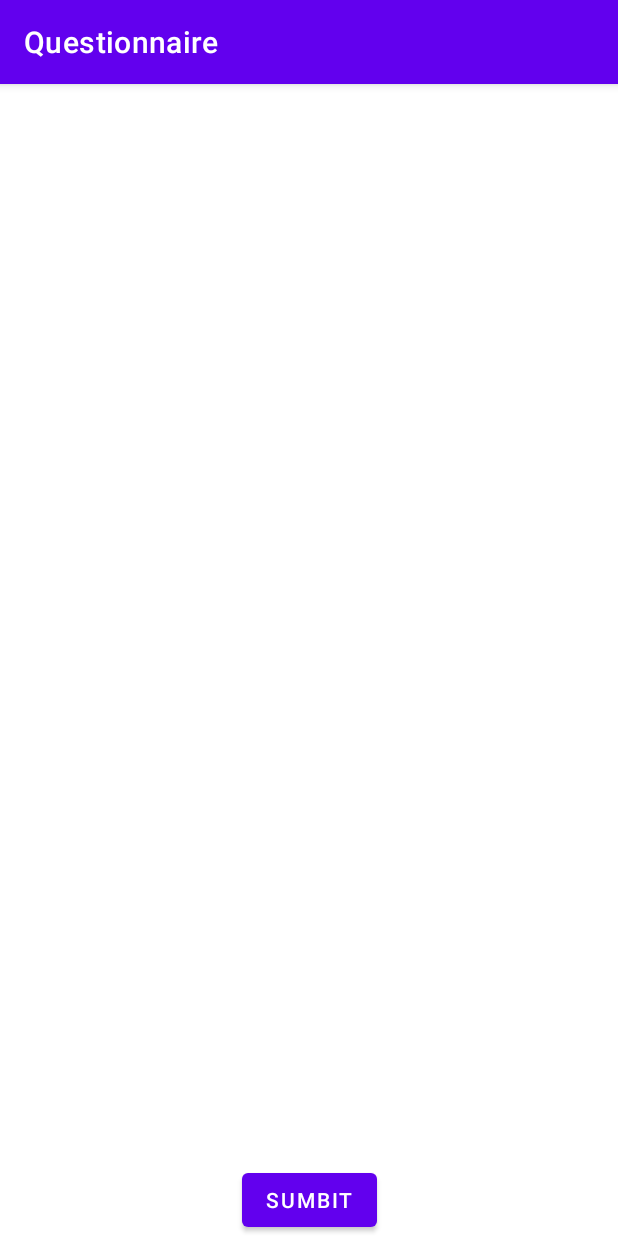
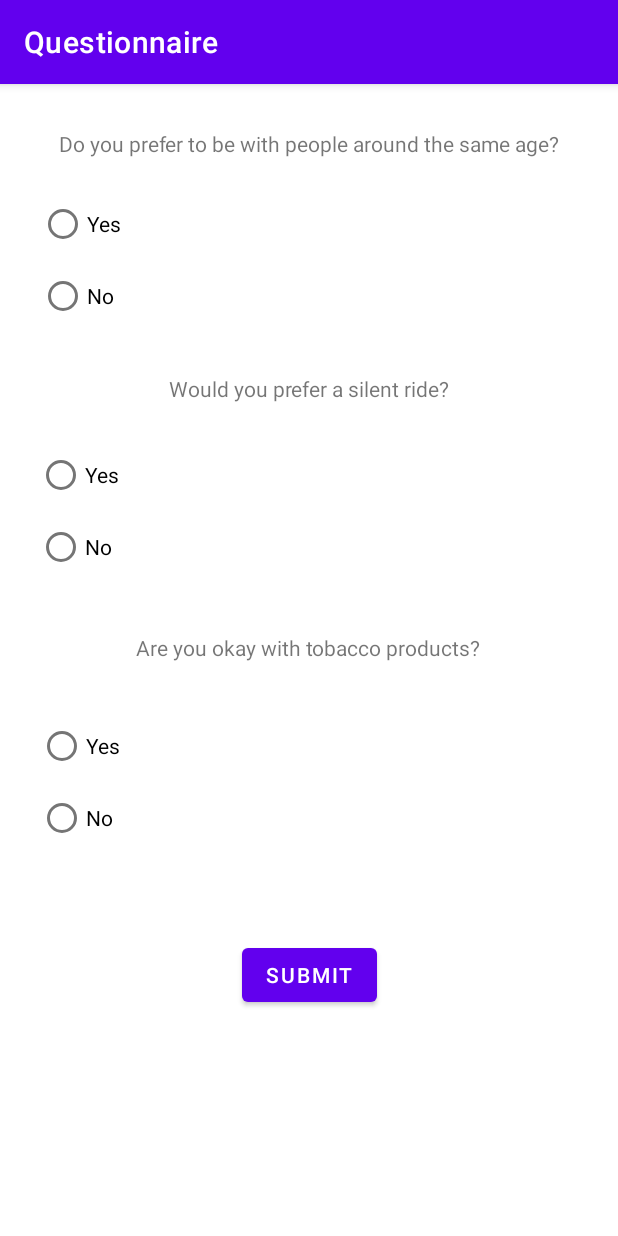
Before and after one commit to evan-placenis/PoolRide, an Android app: the QuestionnaireActivity screen opened directly, with no data from a screen before it, on a phone screen of 412 x 824 dp. Run offline under Robolectric (Android 15) with nearby library versions, the phone set to English and light mode, and no system bars.

Commit message:
finalized questionnaire page

```diff
--- a/app/src/main/java/com/example/javapoolrides/QuestionnaireActivity.java
+++ b/app/src/main/java/com/example/javapoolrides/QuestionnaireActivity.java
@@ -15,7 +15,7 @@ public class QuestionnaireActivity extends AppCompatActivity {
         setTitle("Questionnaire");
     }
 
-    public void doSomething(View v) {
+    public void submit(View v) {
         Intent i = new Intent(this, MainActivity.class);
         startActivity(i);
     }
--- a/app/src/main/res/layout/activity_questionnaire.xml
+++ b/app/src/main/res/layout/activity_questionnaire.xml
@@ -6,13 +6,124 @@
     android:layout_height="match_parent"
     tools:context=".QuestionnaireActivity">
 
-    <Button
-        android:id="@+id/button2"
+    <RadioGroup
+        android:id="@+id/Silent"
+        android:layout_width="360dp"
+        android:layout_height="104dp"
+        android:layout_marginTop="20dp"
+        app:layout_constraintEnd_toEndOf="parent"
+        app:layout_constraintStart_toStartOf="parent"
+        app:layout_constraintTop_toBottomOf="@+id/AgeQuestion">
+
+        <RadioButton
+            android:id="@+id/SilentYes"
+            android:layout_width="match_parent"
+            android:layout_height="wrap_content"
+            android:text="Yes" />
+
+        <RadioButton
+            android:id="@+id/SilentNo"
+            android:layout_width="match_parent"
+            android:layout_height="wrap_content"
+            android:text="No" />
+
+    </RadioGroup>
+
+    <RadioGroup
+        android:id="@+id/Age"
+        android:layout_width="363dp"
+        android:layout_height="101dp"
+        android:layout_marginTop="24dp"
+        app:layout_constraintEnd_toEndOf="parent"
+        app:layout_constraintStart_toStartOf="parent"
+        app:layout_constraintTop_toBottomOf="@+id/SilentQuestion">
+
+        <RadioButton
+            android:id="@+id/AgeYes"
+            android:layout_width="match_parent"
+            android:layout_height="wrap_content"
+            android:text="Yes" />
+
+        <RadioButton
+            android:id="@+id/AgeNo"
+            android:layout_width="match_parent"
+            android:layout_height="wrap_content"
+            android:text="No" />
+    </RadioGroup>
+
+    <RadioGroup
+        android:id="@+id/Tobacco"
+        android:layout_width="362dp"
+        android:layout_height="102dp"
+        android:layout_marginTop="24dp"
+        android:layout_marginBottom="8dp"
+        app:layout_constraintBottom_toBottomOf="parent"
+        app:layout_constraintEnd_toEndOf="parent"
+        app:layout_constraintStart_toStartOf="parent"
+        app:layout_constraintTop_toBottomOf="@+id/TobaccoQuestion"
+        app:layout_constraintVertical_bias="0.032">
+
+        <RadioButton
+            android:id="@+id/TobaccoYes"
+            android:layout_width="match_parent"
+            android:layout_height="wrap_content"
+            android:text="Yes" />
+
+        <RadioButton
+            android:id="@+id/TobaccoNo"
+            android:layout_width="match_parent"
+            android:layout_height="wrap_content"
+            android:text="No" />
+
+    </RadioGroup>
+
+    <TextView
+        android:id="@+id/AgeQuestion"
         android:layout_width="wrap_content"
         android:layout_height="wrap_content"
-        android:onClick="doSomething"
-        android:text="Sumbit"
+        android:text="Do you prefer to be with people around the same age?"
         app:layout_constraintBottom_toBottomOf="parent"
         app:layout_constraintEnd_toEndOf="parent"
-        app:layout_constraintStart_toStartOf="parent" />
+        app:layout_constraintStart_toStartOf="parent"
+        app:layout_constraintTop_toTopOf="parent"
+        app:layout_constraintVertical_bias="0.04" />
+
+    <TextView
+        android:id="@+id/SilentQuestion"
+        android:layout_width="wrap_content"
+        android:layout_height="wrap_content"
+        android:layout_marginTop="20dp"
+        android:layout_marginBottom="8dp"
+        android:text="Would you prefer a silent ride?"
+        app:layout_constraintBottom_toBottomOf="parent"
+        app:layout_constraintEnd_toEndOf="parent"
+        app:layout_constraintStart_toStartOf="parent"
+        app:layout_constraintTop_toBottomOf="@+id/Silent"
+        app:layout_constraintVertical_bias="0.0" />
+
+    <TextView
+        android:id="@+id/TobaccoQuestion"
+        android:layout_width="wrap_content"
+        android:layout_height="wrap_content"
+        android:layout_marginTop="28dp"
+        android:text="Are you okay with tobacco products?"
+        app:layout_constraintEnd_toEndOf="parent"
+        app:layout_constraintHorizontal_bias="0.497"
+        app:layout_constraintStart_toStartOf="parent"
+        app:layout_constraintTop_toBottomOf="@+id/Age" />
+
+    <Button
+        android:id="@+id/Submit"
+        android:layout_width="wrap_content"
+        android:layout_height="wrap_content"
+        android:layout_marginTop="8dp"
+        android:layout_marginBottom="8dp"
+        android:onClick="submit"
+        android:text="Submit"
+        app:layout_constraintBottom_toBottomOf="parent"
+        app:layout_constraintEnd_toEndOf="parent"
+        app:layout_constraintStart_toStartOf="parent"
+        app:layout_constraintTop_toBottomOf="@+id/Tobacco"
+        app:layout_constraintVertical_bias="0.23" />
+
 </androidx.constraintlayout.widget.ConstraintLayout>
```
